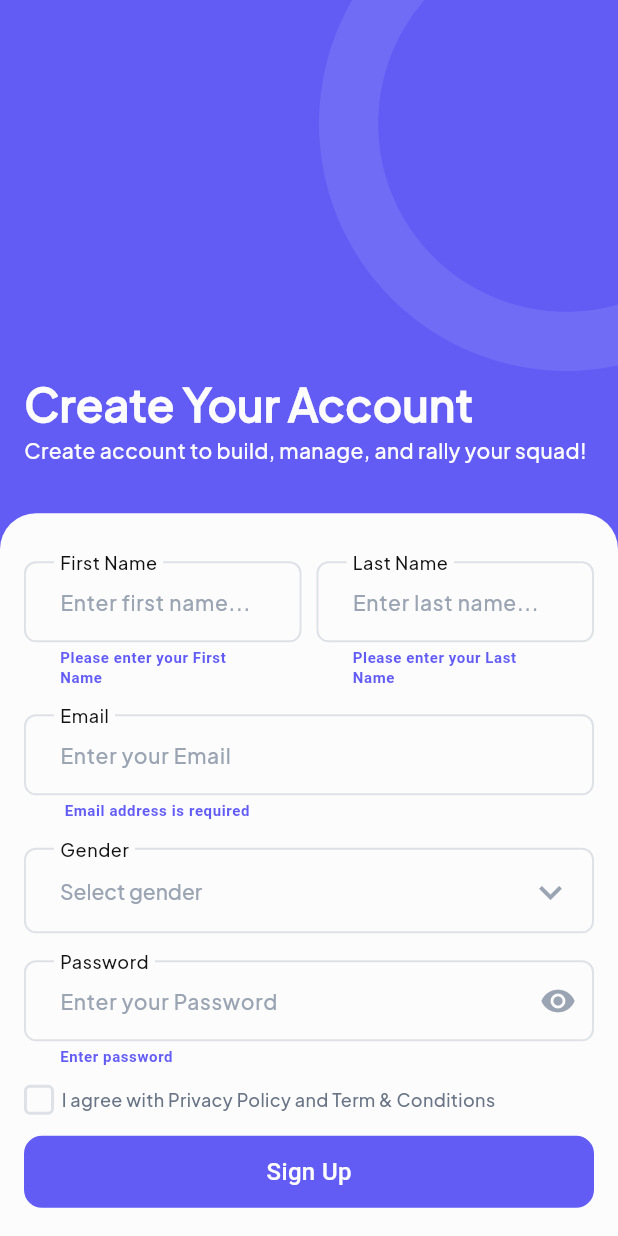
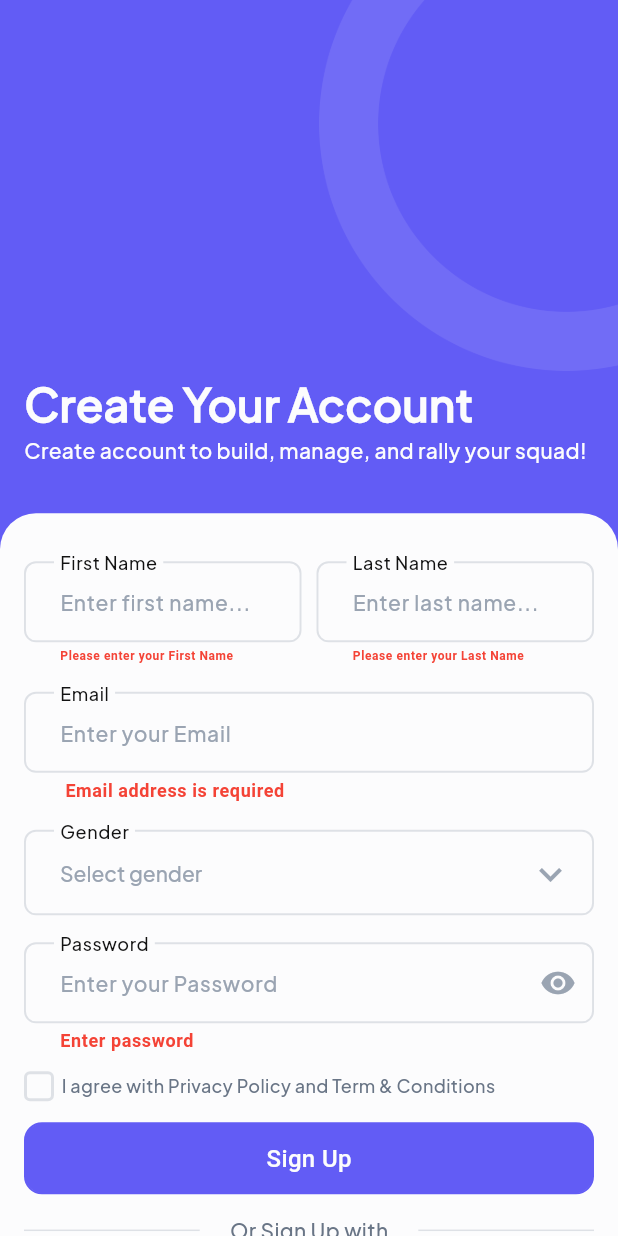
Before and after one commit to Warraich07/racrally, a Flutter app: the SignUpScreen screen opened by its route, after a tap on "Sign Up", on a phone screen of 412 x 824 dp. Run offline on Flutter 3.47's test engine with Material 3 defaults, Android fonts, the light colour scheme and no system bars; drawn by our look-alikes of zoom_tap_animation; our stand-ins replace cached_network_image, carousel_slider, dropdown_button2, get, image_picker, multi_dropdown and 4 more; missing offline and left inert: dart:ffi; accounts and stored records are empty; network calls fail.

Commit message:
Latest changes

```diff
--- a/lib/app_widgets/custom_text_field.dart
+++ b/lib/app_widgets/custom_text_field.dart
@@ -11,6 +11,7 @@ class CustomTextField extends StatefulWidget {
   final Widget? suffixIcon;
   final String? prefixIcon;
   final bool? isObscure;
+  final bool? isChangeErrorFont;
   final TextEditingController? controller;
   final TextInputType? keyboardType;
   final FormFieldValidator<String>? validator;
@@ -36,6 +37,7 @@ class CustomTextField extends StatefulWidget {
   void Function(String)? onFieldSubmitted;
   CustomTextField(
       {super.key,
+        this.isChangeErrorFont,
         this.hintText,
         this.suffixIcon,
         this.isObscure,
@@ -133,7 +135,7 @@ class _CustomTextFieldState extends State<CustomTextField> {
                         width: 1.3,color:widget.isEditProfileInfoScreen? AppTheme.secondaryColor:AppTheme.secondaryColor)
                 ),
                 hintText: widget.hintText,
-                errorStyle:  TextStyle(fontSize: 10,color:AppTheme.secondaryColor,fontWeight: FontWeight.bold),
+                errorStyle:  TextStyle(fontSize:widget.isChangeErrorFont==true?8: 12,color:Colors.red,fontWeight: FontWeight.bold),
                 errorMaxLines: 3,
                 hintStyle:
                 TextStyle(
--- a/lib/constants/app_icons.dart
+++ b/lib/constants/app_icons.dart
@@ -21,6 +21,7 @@ class AppIcons {
   static String edit = "assets/app_icons/overall/edit.png";
   static String delete = "assets/app_icons/overall/delete.png";
   static String event = "assets/app_icons/overall/event.png";
+  static String event_icon = "assets/app_icons/overall/event_icon.png";
   static String calendar = "assets/app_icons/overall/calendar.png";
   static String location = "assets/app_icons/overall/location.png";
   static String addIcon = "assets/app_icons/overall/plus.png";
--- a/lib/views/auth/sign_up_screen.dart
+++ b/lib/views/auth/sign_up_screen.dart
@@ -96,6 +96,7 @@ class _SignUpScreenState extends State<SignUpScreen> {
                       Row(
                         children: [
                           Expanded(child: CustomTextField(
+                            isChangeErrorFont:true,
                             controller: firstNameController,
                             focusNode: focusNodeFirstName,
                             validator: (value) => CustomValidator.firstName(value),
@@ -103,6 +104,7 @@ class _SignUpScreenState extends State<SignUpScreen> {
                             hintText: "Enter first name...",)),
                           SizedBox().setWidth(10),
                           Expanded(child: CustomTextField(
+                            isChangeErrorFont:true,
                             controller: lastNameController,
                             focusNode: focusNodeLastName,
                             validator: (value) => CustomValidator.lastName(value),
--- a/lib/views/auth/verify_otp_screen.dart
+++ b/lib/views/auth/verify_otp_screen.dart
@@ -95,9 +95,9 @@ class _VerifyOtpScreenState extends State<VerifyOtpScreen> {
                 data: Theme.of(context).copyWith(
                   inputDecorationTheme: InputDecorationTheme(
                     errorStyle: TextStyle(
-                      fontSize: 10,
+                      fontSize: 12,
                       fontWeight: FontWeight.bold,
-                      color: AppTheme.secondaryColor,
+                      color: Colors.red,
 
                     ),
                   ),
--- a/lib/views/auth/widgets/custom_dropdown.dart
+++ b/lib/views/auth/widgets/custom_dropdown.dart
@@ -93,8 +93,8 @@ class CustomDropdownField extends StatelessWidget {
           ),
         ),
         errorStyle: TextStyle(
-          fontSize: 10,
-          color: AppTheme.secondaryColor,
+          fontSize: 12,
+          color: Colors.red,
           fontWeight: FontWeight.bold,
         ),
       ),
--- a/lib/views/events/controller/event_controller.dart
+++ b/lib/views/events/controller/event_controller.dart
@@ -15,6 +15,7 @@ class EventController extends GetxController {
   // final BaseController _baseController = BaseController.instance;
   // Rxn<TeamModel> teamData=Rxn<TeamModel>();
   RxList<EventModel> eventList=<EventModel>[].obs;
+  RxList<EventModel> eventListBackup=<EventModel>[].obs;
 
   Future createEvent(String name,String location,String dateAndTime,bool rsvp,String inviteAttendee ) async {
     isLoading.value=true;
--- a/lib/views/events/event_details_screen.dart
+++ b/lib/views/events/event_details_screen.dart
@@ -29,7 +29,7 @@ class _EventDetailsScreenState extends State<EventDetailsScreen> {
             onTap: (){
               RSVPSheet.show(context);
             },
-              Text: "Enable RSVP").paddingSymmetric(horizontal: 16,vertical: Platform.isIOS?30:0),
+              Text: "Enable RSVP").paddingSymmetric(horizontal: 16,vertical: Platform.isIOS?30:20),
 
       ),
       backgroundColor: AppTheme.primaryColor,
```
Also changed, not shown: lib/utils/snackbar_utils.dart (+40 -15 lines), lib/views/events/event_screen.dart (+36 -3 lines), assets/app_icons/overall/event_icon.png (added).
